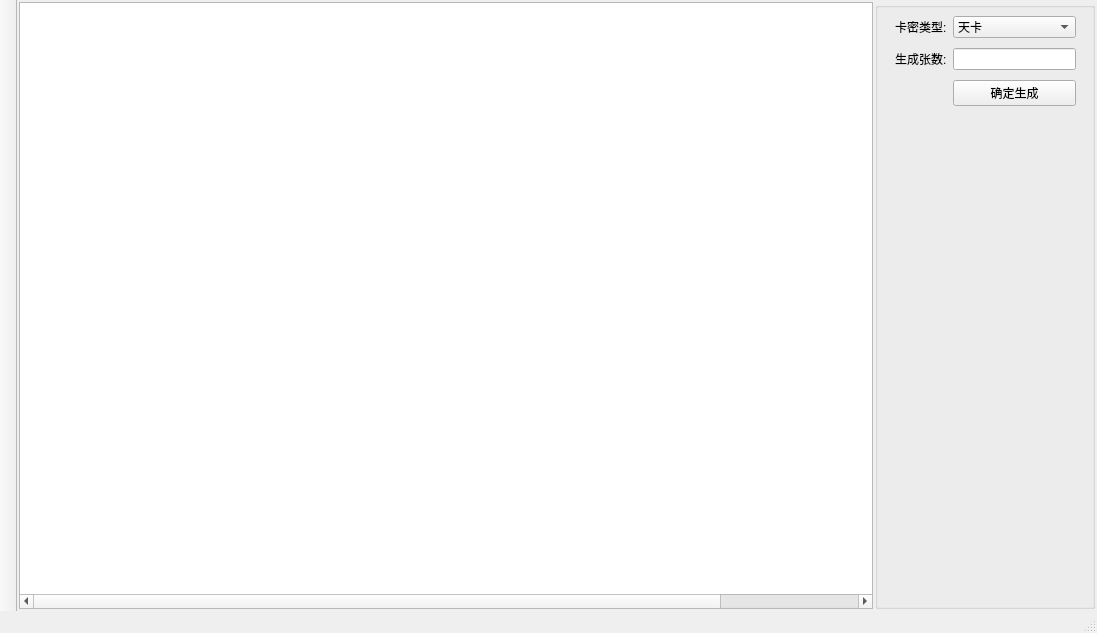
decenfrontier/PyNetAuth, file server/ui/wnd_server.ui: the form before one commit.
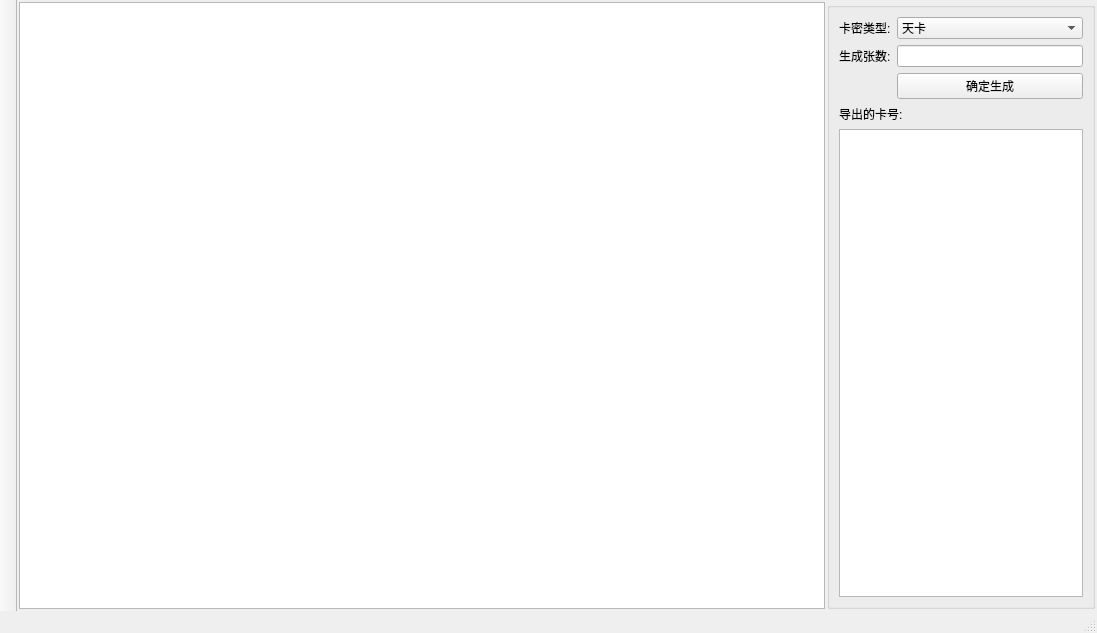
The form after the commit. The open tabs and pages were chosen to show the change.

```diff
--- a/server/ui/wnd_server.ui
+++ b/server/ui/wnd_server.ui
@@ -677,7 +677,7 @@
          <number>2</number>
         </property>
         <item row="0" column="0">
-         <layout class="QHBoxLayout" name="horizontalLayout_3">
+         <layout class="QHBoxLayout" name="horizontalLayout_3" stretch="3,1">
           <property name="spacing">
            <number>2</number>
           </property>
@@ -717,7 +717,7 @@
              <bool>false</bool>
             </attribute>
             <attribute name="horizontalHeaderDefaultSectionSize">
-             <number>150</number>
+             <number>100</number>
             </attribute>
             <attribute name="horizontalHeaderStretchLastSection">
              <bool>true</bool>
@@ -774,15 +774,8 @@
             <property name="title">
              <string/>
             </property>
-            <widget class="QWidget" name="layoutWidget">
-             <property name="geometry">
-              <rect>
-               <x>20</x>
-               <y>10</y>
-               <width>181</width>
-               <height>101</height>
-              </rect>
-             </property>
+            <layout class="QVBoxLayout" name="verticalLayout_5">
+             <item>
              <layout class="QGridLayout" name="gridLayout_6">
               <item row="0" column="1">
                <widget class="QComboBox" name="cmb_card_type">
@@ -843,7 +836,32 @@
                </widget>
               </item>
              </layout>
-            </widget>
+             </item>
+             <item>
+              <layout class="QVBoxLayout" name="verticalLayout_4">
+               <item>
+                <widget class="QLabel" name="label_10">
+                 <property name="text">
+                  <string>导出的卡号:</string>
+                 </property>
+                </widget>
+               </item>
+               <item>
+                <widget class="QPlainTextEdit" name="pedt_card_export">
+                 <property name="minimumSize">
+                  <size>
+                   <width>0</width>
+                   <height>0</height>
+                  </size>
+                 </property>
+                 <property name="lineWrapMode">
+                  <enum>QPlainTextEdit::NoWrap</enum>
+                 </property>
+                </widget>
+               </item>
+              </layout>
+             </item>
+            </layout>
            </widget>
           </item>
          </layout>
```
Left out of the diff: 2 changed lines with no effect on the pictures. Lines whose indentation alone changed are shown as unchanged.
